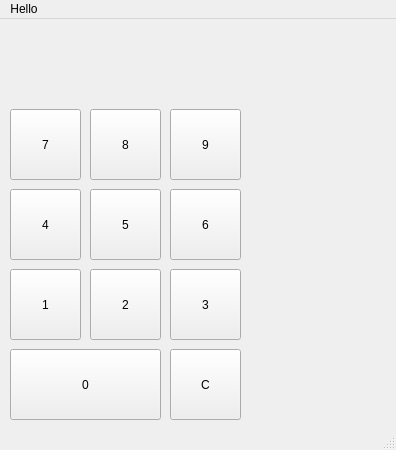
Above: calculator.ui from mslongo/PyQtCalculator before the change. Below: the same form after it.
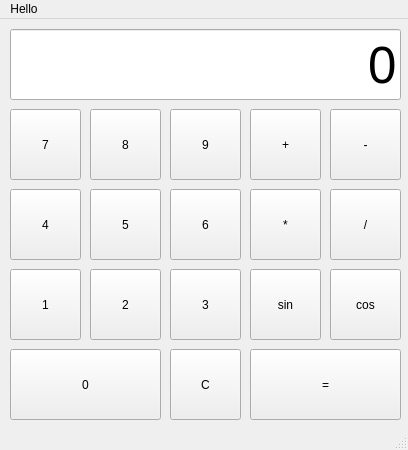
That is the form after the change.

```diff
--- a/calculator.ui
+++ b/calculator.ui
@@ -6,10 +6,16 @@
    <rect>
     <x>0</x>
     <y>0</y>
-    <width>396</width>
+    <width>408</width>
     <height>450</height>
    </rect>
   </property>
+  <property name="minimumSize">
+   <size>
+    <width>396</width>
+    <height>450</height>
+   </size>
+  </property>
   <property name="windowTitle">
    <string>Calculator</string>
   </property>
@@ -190,6 +196,136 @@
      <string notr="true">numbers</string>
     </attribute>
    </widget>
+   <widget class="QLineEdit" name="main_line">
+    <property name="geometry">
+     <rect>
+      <x>10</x>
+      <y>10</y>
+      <width>391</width>
+      <height>71</height>
+     </rect>
+    </property>
+    <property name="font">
+     <font>
+      <pointsize>38</pointsize>
+     </font>
+    </property>
+    <property name="text">
+     <string>0</string>
+    </property>
+    <property name="maxLength">
+     <number>13</number>
+    </property>
+    <property name="alignment">
+     <set>Qt::AlignRight|Qt::AlignTrailing|Qt::AlignVCenter</set>
+    </property>
+    <property name="readOnly">
+     <bool>true</bool>
+    </property>
+   </widget>
+   <widget class="QPushButton" name="button_plus">
+    <property name="geometry">
+     <rect>
+      <x>250</x>
+      <y>90</y>
+      <width>71</width>
+      <height>71</height>
+     </rect>
+    </property>
+    <property name="text">
+     <string>+</string>
+    </property>
+    <attribute name="buttonGroup">
+     <string notr="true">operators</string>
+    </attribute>
+   </widget>
+   <widget class="QPushButton" name="button_minus">
+    <property name="geometry">
+     <rect>
+      <x>330</x>
+      <y>90</y>
+      <width>71</width>
+      <height>71</height>
+     </rect>
+    </property>
+    <property name="text">
+     <string>-</string>
+    </property>
+    <attribute name="buttonGroup">
+     <string notr="true">operators</string>
+    </attribute>
+   </widget>
+   <widget class="QPushButton" name="button_multi">
+    <property name="geometry">
+     <rect>
+      <x>250</x>
+      <y>170</y>
+      <width>71</width>
+      <height>71</height>
+     </rect>
+    </property>
+    <property name="text">
+     <string>*</string>
+    </property>
+    <attribute name="buttonGroup">
+     <string notr="true">operators</string>
+    </attribute>
+   </widget>
+   <widget class="QPushButton" name="button_div">
+    <property name="geometry">
+     <rect>
+      <x>330</x>
+      <y>170</y>
+      <width>71</width>
+      <height>71</height>
+     </rect>
+    </property>
+    <property name="text">
+     <string>/</string>
+    </property>
+    <attribute name="buttonGroup">
+     <string notr="true">operators</string>
+    </attribute>
+   </widget>
+   <widget class="QPushButton" name="button_equals">
+    <property name="geometry">
+     <rect>
+      <x>250</x>
+      <y>330</y>
+      <width>151</width>
+      <height>71</height>
+     </rect>
+    </property>
+    <property name="text">
+     <string>=</string>
+    </property>
+   </widget>
+   <widget class="QPushButton" name="button_sin">
+    <property name="geometry">
+     <rect>
+      <x>250</x>
+      <y>250</y>
+      <width>71</width>
+      <height>71</height>
+     </rect>
+    </property>
+    <property name="text">
+     <string>sin</string>
+    </property>
+   </widget>
+   <widget class="QPushButton" name="button_cos">
+    <property name="geometry">
+     <rect>
+      <x>330</x>
+      <y>250</y>
+      <width>71</width>
+      <height>71</height>
+     </rect>
+    </property>
+    <property name="text">
+     <string>cos</string>
+    </property>
+   </widget>
   </widget>
   <widget class="QStatusBar" name="statusbar"/>
   <widget class="QMenuBar" name="menubar">
@@ -197,7 +333,7 @@
     <rect>
      <x>0</x>
      <y>0</y>
-     <width>396</width>
+     <width>408</width>
      <height>22</height>
     </rect>
    </property>
```
Left out of the diff: 1 changed line with no effect on the pictures.
